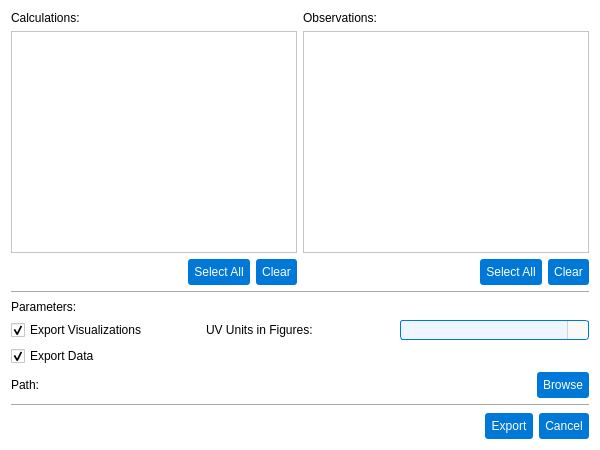
Torward1024/pAstroCORE, file pastrocore/gui_pyside/dialog_export_calculated_data.ui: the form before one commit.
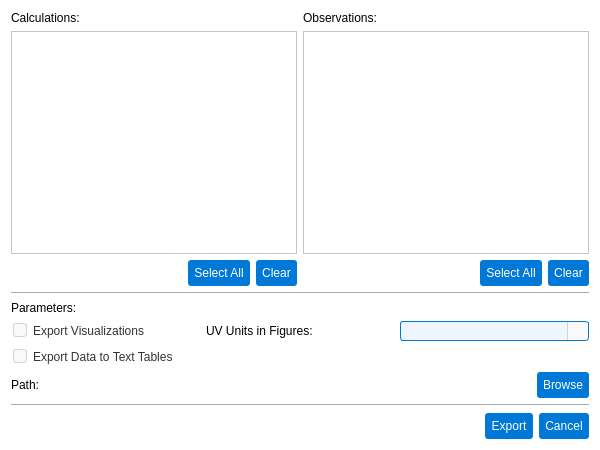
The form after the commit. Icons and pictures are not drawn.

```diff
--- a/pastrocore/gui_pyside/dialog_export_calculated_data.ui
+++ b/pastrocore/gui_pyside/dialog_export_calculated_data.ui
@@ -357,6 +357,85 @@
     <layout class="QGridLayout" name="gridLayout_2">
      <item row="2" column="0">
       <widget class="QCheckBox" name="chkExportVisualizations">
+       <property name="styleSheet">
+        <string notr="true">/* Основной стиль QCheckBox */
+QCheckBox {
+    font-family: Arial;
+    font-size: 9pt;
+    color: #333333;
+    spacing: 6px;
+    padding: 2px;
+    outline: none;
+}
+
+QCheckBox::item {
+    padding: 2px;
+}
+
+/* Индикатор чекбокса */
+QCheckBox::indicator {
+    width: 12px;
+    height: 12px;
+    border-radius: 3px;
+    border: 1px solid #d3d3d3;
+    background-color: #f9f9f9;
+}
+
+/* Unchecked состояние */
+QCheckBox::indicator:unchecked {
+    border: 1px solid #d3d3d3;
+    background-color: #f9f9f9;
+    image: none;
+}
+
+QCheckBox::indicator:unchecked:hover {
+    border: 1px solid #1a8cff;
+    background-color: #f0f6ff;
+    image: none;
+}
+
+QCheckBox::indicator:unchecked:focus {
+    border: 1px solid #005bb5;
+    background-color: #f0f6ff;
+    image: none;
+}
+
+/* Checked состояние - БЕЛЫЙ ФОН, стандартная граница */
+QCheckBox::indicator:checked {
+    border: 1px solid #0078d7;
+    background-color: #ffffff; /* Белый фон */
+    image: url(:/icons/check_icon.svg);
+}
+
+QCheckBox::indicator:checked:hover {
+    border: 1px solid #1a8cff; /* Стандартная толщина */
+    background-color: #ffffff; /* Белый фон */
+    image: url(:/icons/check_icon_hover.svg);
+}
+
+QCheckBox::indicator:checked:focus {
+    border: 1px solid #005bb5; /* Стандартная толщина */
+    background-color: #ffffff; /* Белый фон */
+    image: url(:/icons/check_icon.svg);
+}
+
+/* Disabled состояния */
+QCheckBox::indicator:unchecked:disabled {
+    border: 1px solid #e0e0e0;
+    background-color: #f5f5f5;
+    image: none;
+}
+
+QCheckBox::indicator:checked:disabled {
+    border: 1px solid #cccccc;
+    background-color: #f0f0f0; /* Светло-серый фон */
+    image: url(:/icons/check_icon_disabled.svg);
+}
+
+QCheckBox:disabled {
+    color: #999999;
+}</string>
+       </property>
        <property name="text">
         <string>Export Visualizations</string>
        </property>
@@ -370,8 +449,87 @@
        <property name="enabled">
         <bool>true</bool>
        </property>
+       <property name="styleSheet">
+        <string notr="true">/* Основной стиль QCheckBox */
+QCheckBox {
+    font-family: Arial;
+    font-size: 9pt;
+    color: #333333;
+    spacing: 6px;
+    padding: 2px;
+    outline: none;
+}
+
+QCheckBox::item {
+    padding: 2px;
+}
+
+/* Индикатор чекбокса */
+QCheckBox::indicator {
+    width: 12px;
+    height: 12px;
+    border-radius: 3px;
+    border: 1px solid #d3d3d3;
+    background-color: #f9f9f9;
+}
+
+/* Unchecked состояние */
+QCheckBox::indicator:unchecked {
+    border: 1px solid #d3d3d3;
+    background-color: #f9f9f9;
+    image: none;
+}
+
+QCheckBox::indicator:unchecked:hover {
+    border: 1px solid #1a8cff;
+    background-color: #f0f6ff;
+    image: none;
+}
+
+QCheckBox::indicator:unchecked:focus {
+    border: 1px solid #005bb5;
+    background-color: #f0f6ff;
+    image: none;
+}
+
+/* Checked состояние - БЕЛЫЙ ФОН, стандартная граница */
+QCheckBox::indicator:checked {
+    border: 1px solid #0078d7;
+    background-color: #ffffff; /* Белый фон */
+    image: url(:/icons/check_icon.svg);
+}
+
+QCheckBox::indicator:checked:hover {
+    border: 1px solid #1a8cff; /* Стандартная толщина */
+    background-color: #ffffff; /* Белый фон */
+    image: url(:/icons/check_icon_hover.svg);
+}
+
+QCheckBox::indicator:checked:focus {
+    border: 1px solid #005bb5; /* Стандартная толщина */
+    background-color: #ffffff; /* Белый фон */
+    image: url(:/icons/check_icon.svg);
+}
+
+/* Disabled состояния */
+QCheckBox::indicator:unchecked:disabled {
+    border: 1px solid #e0e0e0;
+    background-color: #f5f5f5;
+    image: none;
+}
+
+QCheckBox::indicator:checked:disabled {
+    border: 1px solid #cccccc;
+    background-color: #f0f0f0; /* Светло-серый фон */
+    image: url(:/icons/check_icon_disabled.svg);
+}
+
+QCheckBox:disabled {
+    color: #999999;
+}</string>
+       </property>
        <property name="text">
-        <string>Export Data</string>
+        <string>Export Data to Text Tables</string>
        </property>
        <property name="checked">
         <bool>true</bool>
```
